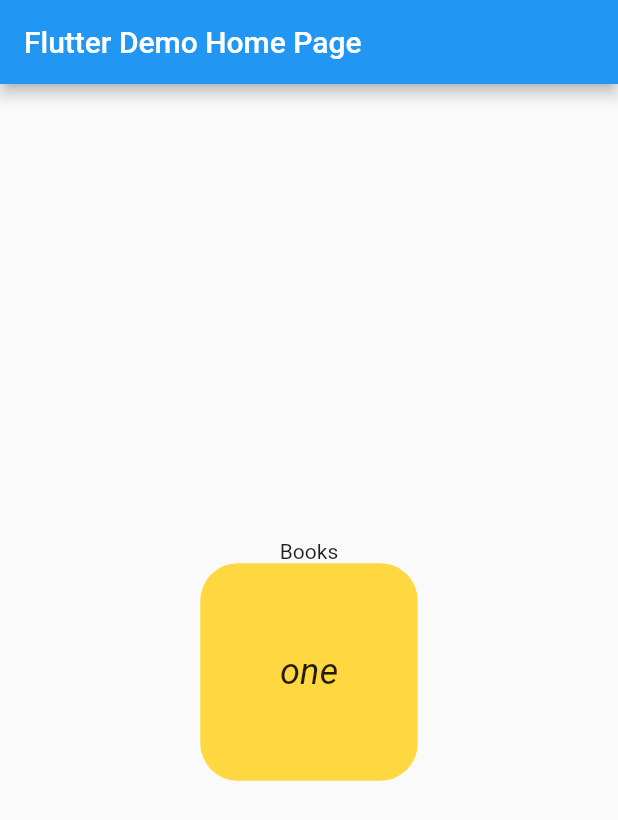
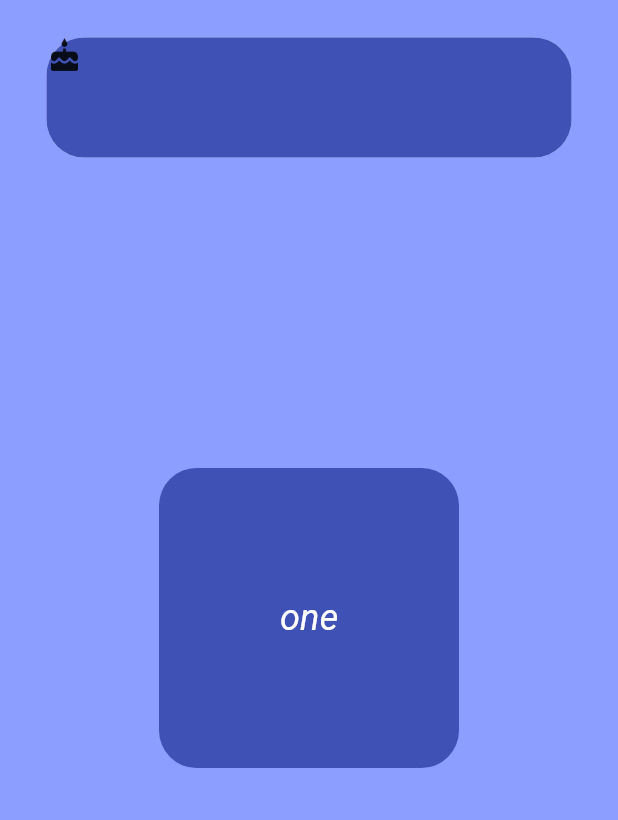
Before and after one commit to mnovosad1095/book_app, a Flutter app: the screen it shows after launch, on a phone screen of 412 x 824 dp. Shown: the top 820 px of the screen. Run offline on Flutter 3.47's test engine with Material 2 defaults, Android fonts, the phone set to English and light mode, and no system bars.

Commit message:
Done some UI

```diff
--- a/lib/main.dart
+++ b/lib/main.dart
@@ -20,22 +20,13 @@ class MyApp extends StatelessWidget {
         // is not restarted.
         primarySwatch: Colors.blue,
       ),
-      home: MyHomePage(title: 'Flutter Demo Home Page'),
+      home: MyHomePage(title: 'Book Sug'),
     );
   }
 }
 
 class MyHomePage extends StatefulWidget {
   MyHomePage({Key key, this.title}) : super(key: key);
-
-  // This widget is the home page of your application. It is stateful, meaning
-  // that it has a State object (defined below) that contains fields that affect
-  // how it looks.
-
-  // This class is the configuration for the state. It holds the values (in this
-  // case the title) provided by the parent (in this case the App widget) and
-  // used by the build method of the State. Fields in a Widget subclass are
-  // always marked "final".
 
   final String title;
 
@@ -47,36 +38,55 @@ class _MyHomePageState extends State<MyHomePage> {
 
   @override
   Widget build(BuildContext context) {
-    // This method is rerun every time setState is called, for instance as done
-    // by the _incrementCounter method above.
-    //
-    // The Flutter framework has been optimized to make rerunning build methods
-    // fast, so that you can just rebuild anything that needs updating rather
-    // than having to individually change instances of widgets.
     return Scaffold(
-      appBar: AppBar(
-        // Here we take the value from the MyHomePage object that was created by
-        // the App.build method, and use it to set our appbar title.
-        title: Text(widget.title),
-      ),
+        backgroundColor: Colors.indigoAccent[100],
         body:
-            Center(
-                child: Column(
-                  mainAxisAlignment: MainAxisAlignment.center,
-                  children: <Widget>[
-                    Text("Books"),
-                      BookButton()
-                  ],
+            Stack(children: <Widget>[
+                Column(
+                    mainAxisAlignment: MainAxisAlignment.center,
+                    children: <Widget>[
+                        Container(
+                            child: BookButton(),
+                            alignment: Alignment.center,
+                        )
+                    ],),
+                Container(
+                    child: TopBar(),
+                    alignment: Alignment.topCenter,
                 )
-            )
+            ],)
+
+
     );
   }
 }
 
-int func() => 15;
 
+class TopBar extends StatelessWidget {
+    double _height = 80;
+    double _width = 350;
 
-int someFunc() => 12;
+    @override
+    Widget build(BuildContext context) {
+        return Container(
+            margin: EdgeInsets.all(25),
+            height: _height,
+            width: _width,
+            decoration:  BoxDecoration(
+                borderRadius: BorderRadius.circular(25),
+                color: Colors.indigo,
+                boxShadow: [BoxShadow(color: Colors.white70)],
+
+            ),
+            alignment: Alignment.topCenter,
+            child: Row(
+                children: <Widget>[
+                    Icon(Icons.cake)
+                ],
+            ),
+    );
+  }
+}
 
 
 class BookButton extends StatefulWidget {
@@ -93,32 +103,32 @@ class _BookButtonState extends State<BookButton> {
     List<String> _strList = ['one', 'two', 'three'];
     int _index = 0;
     String _title = "one";
+    double _height = 200;
+    double _width = 200;
 
     void changeText(){
         setState(() {
           _index = ((_index+1)%3);
-          print(1%3);
           _title = _strList[_index];
         });
     }
-
-    String text() => this._strList[this._index];
 
     @override
     Widget build(BuildContext context) {
         return new InkWell(
             onTap: changeText,
             child: new Container(
-                height: 145,
-                width: 145,
+                height: _height,
+                width: _width,
                 decoration: new BoxDecoration(
                     borderRadius: new BorderRadius.circular(25),
-                    color: Colors.amberAccent,
+                    color: Colors.indigo,
                 ),
                 child: Center(child:
                 Text(_title,
                     style:
                         TextStyle(
+                            color: Colors.white,
                             fontSize: 24,
                             fontStyle: FontStyle.italic
                         ),
@@ -126,6 +136,5 @@ class _BookButtonState extends State<BookButton> {
                 )
             ) ,
         );
-
   }
 }
```
